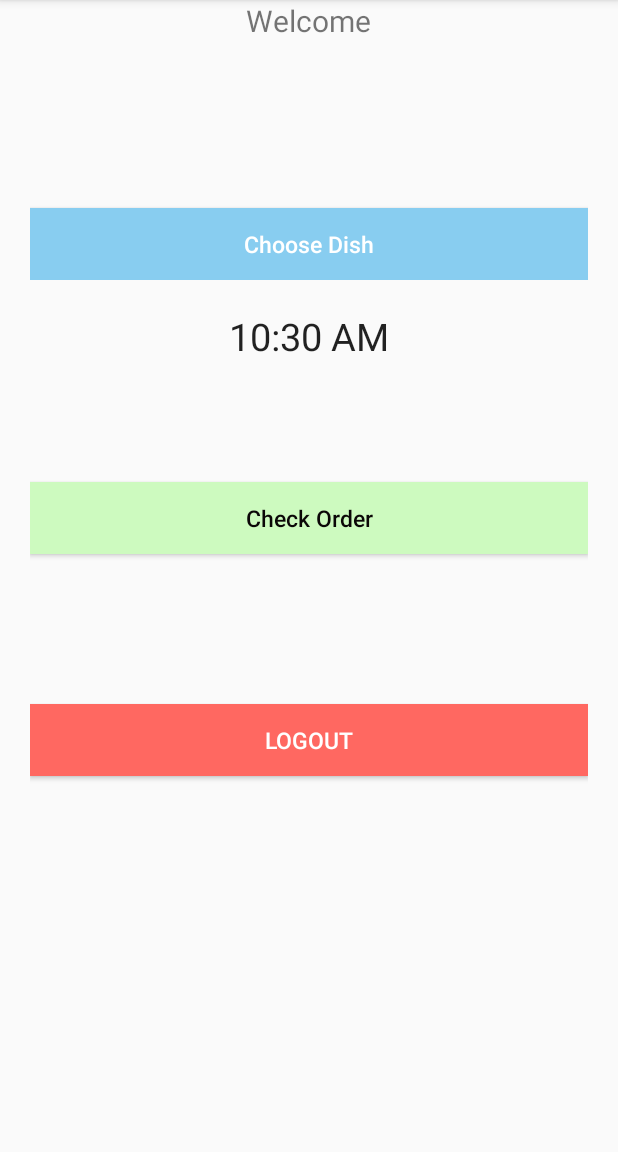
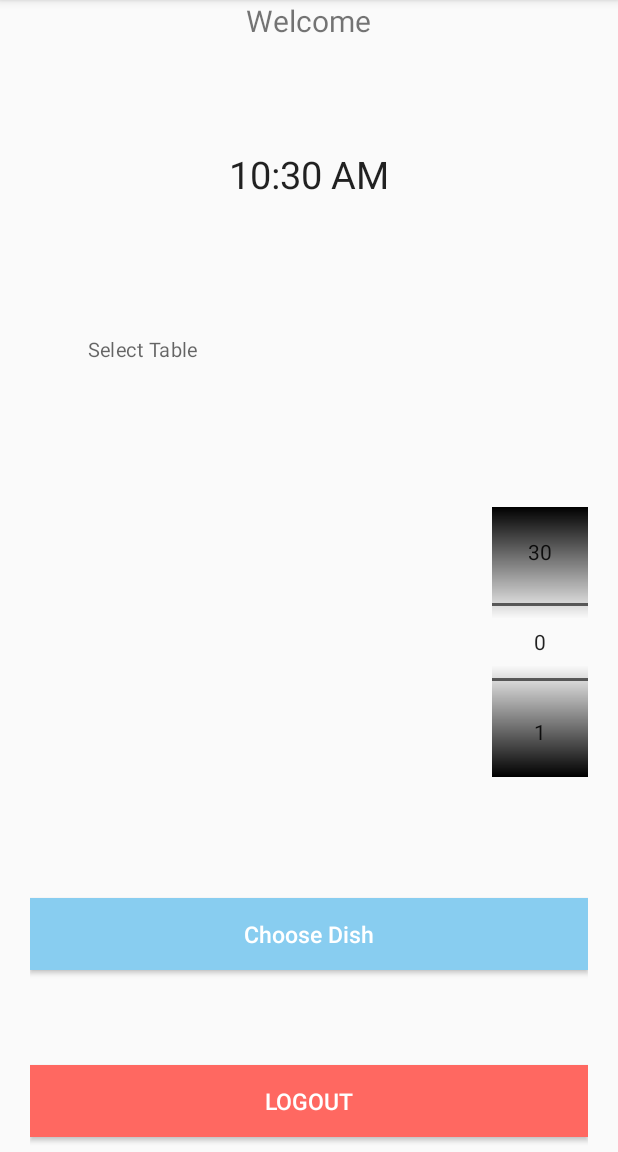
Before and after one commit to hardsree123/SaltnPepper15022016, an Android app: the MainActivity screen opened directly, with no data from a screen before it, on a phone screen of 412 x 824 dp, the part 84-1236 px from its top. Run offline under Robolectric (Android 15) with nearby library versions, the phone set to English and light mode, and no system bars; 1 statement that could not run was skipped.

```diff
--- a/app/src/main/java/com/sitcom/sreejithm/app/AppConfig.java
+++ b/app/src/main/java/com/sitcom/sreejithm/app/AppConfig.java
@@ -10,6 +10,9 @@ public class AppConfig {
     // Server user register url
     public static String URL_REGISTER = "http://192.168.0.99:8085/saltnpepper/register.php";
 
+    // Server to fetch dish
+    public static String URL_FETCH_DISH = "http://192.168.0.99:8085/saltnpepper/fetch_dish.php";
+
     //DB Preference
     public static String DB_PREFS = "sqlite";
 }
--- a/app/src/main/java/com/sitcom/sreejithm/saltnpepper/MainActivity.java
+++ b/app/src/main/java/com/sitcom/sreejithm/saltnpepper/MainActivity.java
@@ -7,11 +7,14 @@ package com.sitcom.sreejithm.saltnpepper;
 import java.util.HashMap;
 import android.app.Activity;
 import android.content.Intent;
+import android.location.GpsStatus;
 import android.os.Bundle;
 import android.support.v7.app.AppCompatActivity;
 import android.view.View;
 import android.widget.Button;
+import android.widget.NumberPicker;
 import android.widget.TextView;
+import android.widget.Toast;
 
 import com.sitcom.sreejithm.helper.SQLiteHandler;
 import com.sitcom.sreejithm.helper.SessionManager;
@@ -23,9 +26,10 @@ public class MainActivity extends AppCompatActivity {
     private Button btnLogout;
     private Button btnChooseDish;
     private Button btnCheckOrder;
-
+    private NumberPicker tablenum;
     private SQLiteHandler db;
     private SessionManager session;
+    private int tableSelected;
 
     private String ServerName ="";
     @Override
@@ -37,7 +41,16 @@ public class MainActivity extends AppCompatActivity {
         txtEmail = (TextView) findViewById(R.id.email);
         btnLogout = (Button) findViewById(R.id.btnLogout);
         btnChooseDish = (Button) findViewById(R.id.buttonChooseDish);
-        btnCheckOrder = (Button) findViewById(R.id.chekOrder);
+        //btnCheckOrder =(Button) findViewById(R.id.chekOrder);
+        tablenum = (NumberPicker) findViewById(R.id.numberPicker);
+
+        //Populate NumberPicker values from minimum and maximum value range
+        //Set the minimum value of NumberPicker
+        tablenum.setMinValue(0);
+        //Specify the maximum value/number of NumberPicker
+        tablenum.setMaxValue(30);
+        //Gets whether the selector wheel wraps when reaching the min/max value.
+        tablenum.setWrapSelectorWheel(true);
 
         // SqLite database handler
         db = new SQLiteHandler(getApplicationContext());
@@ -62,7 +75,8 @@ public class MainActivity extends AppCompatActivity {
         //
         btnChooseDish.setOnClickListener(new View.OnClickListener(){
             public void onClick(View v){
-                chooseDish();
+                takeorder();
+                //chooseDish();
             }
         });
         // Logout button click event
@@ -74,10 +88,23 @@ public class MainActivity extends AppCompatActivity {
             }
         });
 
+        /**
+         * the following part is no longer used and commented for the version
+         */
+        /*
         btnCheckOrder.setOnClickListener(new View.OnClickListener() {
             @Override
             public void onClick(View v) {
                 CheckOrderStatus();
+            }
+        });
+        */
+        //Set a value change listener for NumberPicker
+        tablenum.setOnValueChangedListener(new NumberPicker.OnValueChangeListener() {
+            @Override
+            public void onValueChange(NumberPicker picker, int oldVal, int newVal){
+                //Display the newly selected number from picker
+                tableSelected = newVal;
             }
         });
     }
@@ -85,13 +112,28 @@ public class MainActivity extends AppCompatActivity {
     private void CheckOrderStatus() {
         Intent intent = new Intent(MainActivity.this, OrderStatus.class);
         startActivity(intent);
-        finish();
+        //finish();
     }
 
     private void chooseDish() {
         Intent intent = new Intent(MainActivity.this, ChooseDish.class);
         startActivity(intent);
-        finish();
+        //finish();
+    }
+
+
+    public void takeorder(){
+        if(tableSelected != 0) {
+            Intent intent = new Intent(MainActivity.this, TakeOrder.class);
+            intent.putExtra("total_guest", "Total Guest : 1");
+            intent.putExtra("table_number", "Table Number : "+String.valueOf(tableSelected));
+            intent.putExtra("waiter_assigned", "Waiter Assigned : Rocky");//+ServerName!= "" ? ServerName : "Rocky");
+            intent.putExtra("server_name", "Server Assigned : Rocky");//"+ServerName!= "" ? ServerName : "Rocky");
+            startActivity(intent);
+        }
+        else {
+            Toast.makeText(getApplicationContext(), "Table details missing", Toast.LENGTH_SHORT).show();
+        }
     }
 
     /**
--- a/app/src/main/java/com/sitcom/sreejithm/saltnpepper/RestaurantMenu.java
+++ b/app/src/main/java/com/sitcom/sreejithm/saltnpepper/RestaurantMenu.java
@@ -119,7 +119,7 @@ public class RestaurantMenu extends AppCompatActivity {
         vegSoups = new ArrayList<String>();
         vegSoups.add("Tomato soup");
         vegSoups.add("Veg hot & sour Soup");
-        vegSoups.add("Cream of veg clear Soup");
+            vegSoups.add("Cream of veg clear Soup");
         vegSoups.add("Mushroom Soup");
         vegSoups.add("Asparagus Soup");
         vegSoups.add("Mon chow Soup");
--- a/app/src/main/res/layout/activity_main.xml
+++ b/app/src/main/res/layout/activity_main.xml
@@ -35,20 +35,19 @@
             android:layout_height="wrap_content"
             android:textSize="13dp" />
 
-        <Button
-            android:id="@+id/buttonChooseDish"
-            android:layout_width="fill_parent"
+        <TextClock
+            android:layout_width="wrap_content"
             android:layout_height="wrap_content"
-            android:layout_marginTop="40dip"
-            android:background="#88cdf0"
-            android:text="Choose Dish"
-            android:textAllCaps="false"
-            android:textColor="@color/white"
-            android:textSize="15dp" />
+            android:id="@+id/textClock"
+            android:layout_gravity="top|center_horizontal"
+            android:textSize="25dp"
+            android:layout_above="@+id/chekOrder"
+            android:layout_centerHorizontal="true"
+            android:layout_marginBottom="48dp" />
 
     </LinearLayout>
 
-    <LinearLayout
+    <RelativeLayout
         android:orientation="vertical"
         android:layout_width="match_parent"
         android:layout_height="match_parent"
@@ -57,37 +56,74 @@
         android:layout_alignEnd="@+id/linearLayout"
         android:weightSum="1">
 
-        <TextClock
-            android:layout_width="wrap_content"
-            android:layout_height="wrap_content"
-            android:id="@+id/textClock"
-            android:layout_gravity="top|center_horizontal"
-            android:layout_marginTop="20dp"
-            android:textSize="25dp" />
-
+        <!--
         <Button
             android:layout_width="fill_parent"
             android:layout_height="wrap_content"
             android:text="Check Order"
             android:id="@+id/chekOrder"
             android:layout_gravity="center_horizontal"
-            android:layout_marginTop="80dp"
             android:textAllCaps="false"
             android:textColor="#0b0707"
             android:textSize="15dp"
             android:textColorHint="#070707"
-            android:background="#cdfabf" />
+            android:background="#cdfabf"
+            android:layout_above="@+id/btnLogout"
+            android:layout_alignParentStart="true"
+            android:layout_marginBottom="46dp" />
+        -->
 
         <Button
             android:id="@+id/btnLogout"
             android:layout_width="fill_parent"
             android:layout_height="wrap_content"
-            android:layout_marginTop="100dp"
             android:background="@color/btn_logut_bg"
             android:text="@string/btn_logout"
             android:textAllCaps="false"
             android:textColor="@color/white"
-            android:textSize="15dp" />
-    </LinearLayout>
+            android:textSize="15dp"
+            android:layout_alignParentBottom="true"
+            android:layout_alignParentStart="true"
+            android:layout_marginBottom="10dp" />
+
+        <Button
+            android:id="@+id/buttonChooseDish"
+            android:layout_width="fill_parent"
+            android:layout_height="wrap_content"
+            android:background="#88cdf0"
+            android:text="Choose Dish"
+            android:textAllCaps="false"
+            android:textColor="@color/white"
+            android:textSize="15dp"
+            android:layout_above="@+id/btnLogout"
+            android:layout_alignParentStart="true"
+            android:layout_marginBottom="63dp"
+            android:layout_marginTop="25dp" />
+
+        <NumberPicker
+            android:layout_width="wrap_content"
+            android:layout_height="wrap_content"
+            android:id="@+id/numberPicker"
+            android:layout_above="@+id/buttonChooseDish"
+            android:layout_alignParentEnd="true"
+            android:focusableInTouchMode="false"
+            android:orientation="horizontal"
+            android:solidColor="#000000"
+            android:layout_marginBottom="55dp" />
+
+        <TextView
+            android:layout_width="wrap_content"
+            android:layout_height="wrap_content"
+            android:textAppearance="?android:attr/textAppearanceMedium"
+            android:text="Select Table"
+            android:layout_alignParentTop="true"
+            android:layout_alignParentStart="true"
+            android:layout_toStartOf="@+id/numberPicker"
+            android:capitalize="characters"
+            android:scaleY="0.75"
+            android:scaleX="0.75"
+            android:layout_alignBottom="@+id/numberPicker" />
+
+    </RelativeLayout>
 
 </RelativeLayout>
```
Also changed, not shown: app/src/main/AndroidManifest.xml (+8 -3 lines), app/src/main/java/com/sitcom/sreejithm/saltnpepper/Login.java (+113 -2 lines), app/src/main/res/drawable/buttonshape.xml (added, +28 -0 lines), app/src/main/res/layout/activity_take_order.xml (+60 -40 lines), app/src/main/res/layout/order_select.xml (added, +99 -0 lines).
